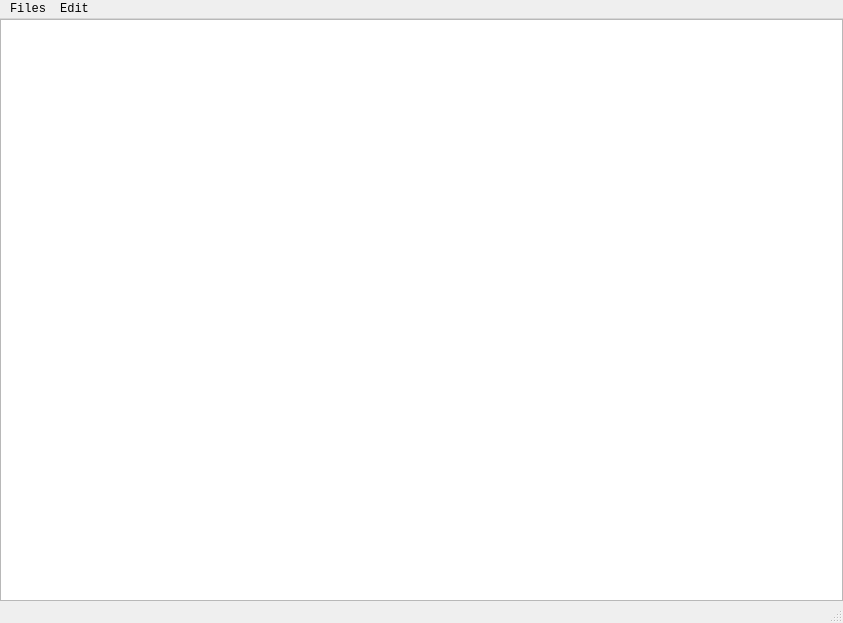
Qt form mainwindow.ui (Emirhan-Kilic/NPad) before a commit.
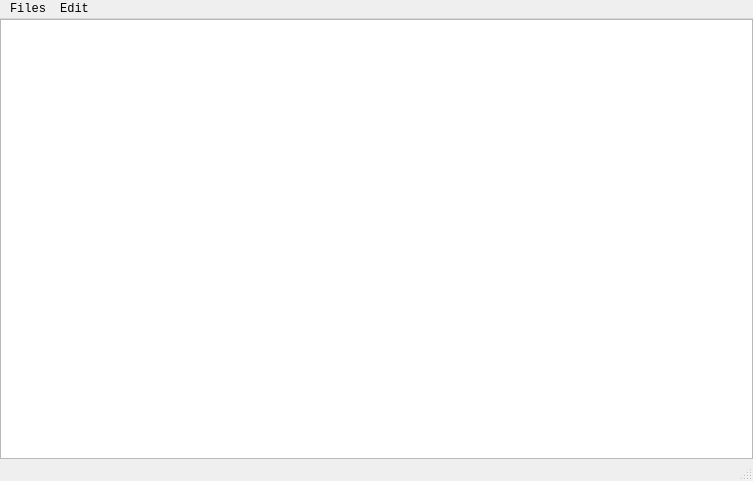
The same form after that commit. Icons and pictures are not drawn.

Patch:
```diff
--- a/mainwindow.ui
+++ b/mainwindow.ui
@@ -6,8 +6,8 @@
    <rect>
     <x>0</x>
     <y>0</y>
-    <width>843</width>
-    <height>623</height>
+    <width>753</width>
+    <height>481</height>
    </rect>
   </property>
   <property name="minimumSize">
@@ -78,7 +78,7 @@
     <rect>
      <x>0</x>
      <y>0</y>
-     <width>843</width>
+     <width>753</width>
      <height>19</height>
     </rect>
    </property>
```
